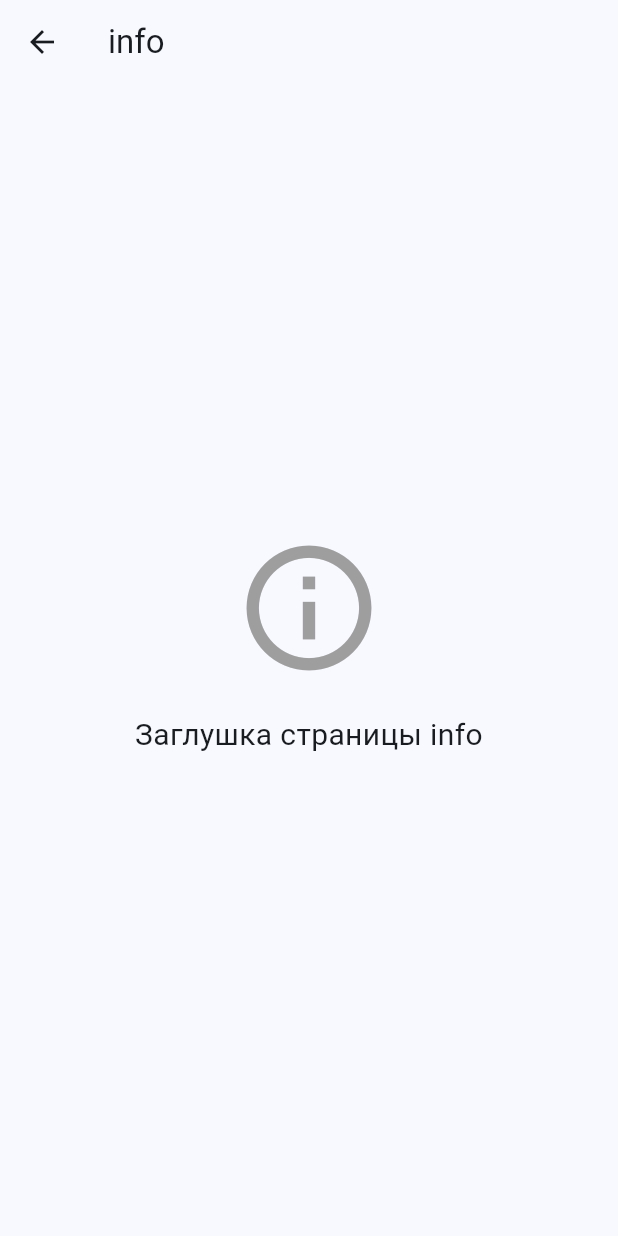
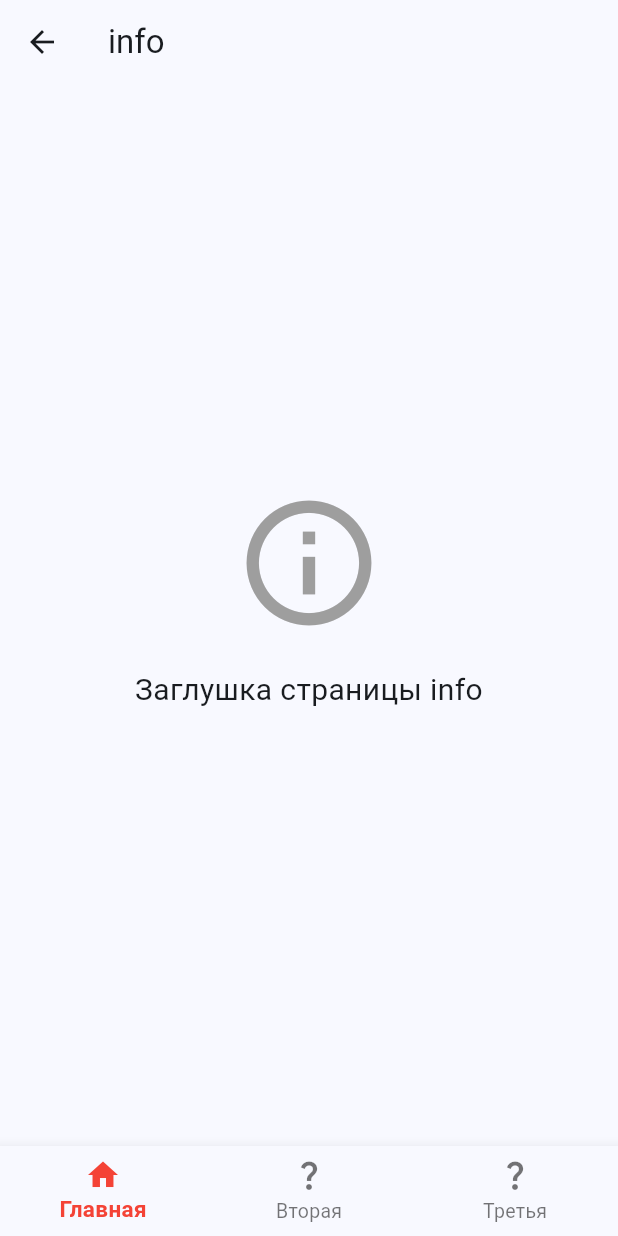
Before and after one commit to Vladislav7589/TutorApp, a Flutter app: the screen it shows after launch, after a tap on "info", on a phone screen of 412 x 824 dp. Run offline on Flutter 3.47's test engine with Material 3 defaults, Android fonts, the phone set to English and light mode, and no system bars; our stand-ins replace go_router.

Commit message:
Добавлен BottomNavigationBar и обновлен роутинг Добавлены необходимые пакеты

```diff
--- a/lib/main.dart
+++ b/lib/main.dart
@@ -1,5 +1,4 @@
 import 'package:flutter/material.dart';
-import 'package:go_router/go_router.dart';
 
 import 'app_router.dart';
 
@@ -22,45 +21,3 @@ class MyApp extends StatelessWidget {
         routerConfig: router);
   }
 }
-
-class MyHomePage extends StatefulWidget {
-  const MyHomePage({super.key, required this.title});
-
-  final String title;
-
-  @override
-  State<MyHomePage> createState() => _MyHomePageState();
-}
-
-class _MyHomePageState extends State<MyHomePage> {
-  @override
-  Widget build(BuildContext context) {
-    return Scaffold(
-      appBar: AppBar(
-        leading: Image.asset(
-          "assets/logo_text.png",
-          fit: BoxFit.contain,
-        ),
-        leadingWidth: 130,
-        backgroundColor: Theme.of(context).colorScheme.inversePrimary,
-        title: Text(widget.title),
-      ),
-      body: ListView(
-        children: ListTile.divideTiles(
-          context: context,
-          tiles: [
-            ListTile(
-              title: Text('info'),
-              onTap: () => context.goNamed('info', queryParameters: {'text': 'info'}),
-            ),
-            ListTile(
-              title: Text('Страница 2'),
-              onTap: () => context.goNamed('details'),
-            ),
-            // Добавьте больше ListTile для других страниц
-          ],
-        ).toList(),
-      ),
-    );
-  }
-}
--- /dev/null
+++ b/lib/src/screens/home_page.dart
@@ -0,0 +1,45 @@
+import 'package:flutter/material.dart';
+import 'package:go_router/go_router.dart';
+
+
+class MyHomePage extends StatefulWidget {
+  const MyHomePage({super.key, required this.title});
+
+  final String title;
+
+  @override
+  State<MyHomePage> createState() => _MyHomePageState();
+}
+
+class _MyHomePageState extends State<MyHomePage> {
+  @override
+  Widget build(BuildContext context) {
+    return Scaffold(
+      appBar: AppBar(
+        leading: Image.asset(
+          "assets/logo_text.png",
+          fit: BoxFit.contain,
+        ),
+        leadingWidth: 130,
+        backgroundColor: Theme.of(context).colorScheme.inversePrimary,
+        title: Text(widget.title),
+      ),
+      body: ListView(
+        children: ListTile.divideTiles(
+          context: context,
+          tiles: [
+            ListTile(
+              title: Text('info'),
+              onTap: () => context.goNamed('info', queryParameters: {'text': 'info'}),
+            ),
+            ListTile(
+              title: Text('Страница 2'),
+              onTap: () => context.goNamed('details'),
+            ),
+            // Добавьте больше ListTile для других страниц
+          ],
+        ).toList(),
+      ),
+    );
+  }
+}
--- /dev/null
+++ b/lib/src/screens/navigation_page.dart
@@ -0,0 +1,70 @@
+import 'package:flutter/material.dart';
+import 'package:go_router/go_router.dart';
+
+
+
+class NavigationPage extends StatefulWidget {
+  const NavigationPage({required this.child,super.key});
+  final Widget child;
+
+  @override
+  State<NavigationPage> createState() => _NavigationPageState();
+}
+
+class _NavigationPageState extends State<NavigationPage> {
+
+  int calculateSelectedIndex(BuildContext context) {
+
+    final String location = GoRouterState.of(context).uri.path;
+
+    if (location.startsWith('/home')) {
+      return 0;
+    }
+    if (location.startsWith('/b')) {
+      return 1;
+    }
+    if (location.startsWith('/c')) {
+      return 2;
+    }
+    return 0;
+  }
+  void onTap(int index) {
+    switch (index) {
+      case 0:
+        return context.go('/home');
+      case 1:
+        return context.go('/b');
+      case 2:
+        return context.go('/c');
+    }
+  }
+  @override
+  Widget build(BuildContext context) {
+
+    return Scaffold(
+      bottomNavigationBar: BottomNavigationBar(
+        items: const <BottomNavigationBarItem>[
+          BottomNavigationBarItem(
+            icon: Icon(Icons.home),
+            label: 'Главная',
+          ),
+          BottomNavigationBarItem(
+            icon: Icon(Icons.question_mark),
+            label: 'Вторая',
+          ),
+          BottomNavigationBarItem(
+            icon: Icon(Icons.question_mark),
+            label: 'Третья',
+          ),
+        ],
+        selectedItemColor: Colors.red,
+        selectedLabelStyle: TextStyle(fontWeight: FontWeight.bold),
+        selectedFontSize: 15.0,
+        unselectedFontSize: 13.0,
+        currentIndex: calculateSelectedIndex(context),
+        onTap: (int idx) => onTap(idx),
+      ),
+      body: widget.child,
+    );
+  }
+}
--- a/pubspec.yaml
+++ b/pubspec.yaml
@@ -12,6 +12,9 @@ dependencies:
   go_router: ^14.0.1
   cupertino_icons: ^1.0.2
   flutter_launcher_icons: "^0.13.1"
+  flutter_riverpod: ^2.5.1
+  shimmer: ^3.0.0
+  dio: ^5.4.3+1
 
 dev_dependencies:
   flutter_test:
```
Also changed, not shown: lib/app_router.dart (+139 -4 lines), lib/src/screens/info_page.dart (renamed from lib/screens/info_screen.dart), lib/src/screens/splash_page.dart (renamed from lib/screens/splash_screen.dart), pubspec.lock.
